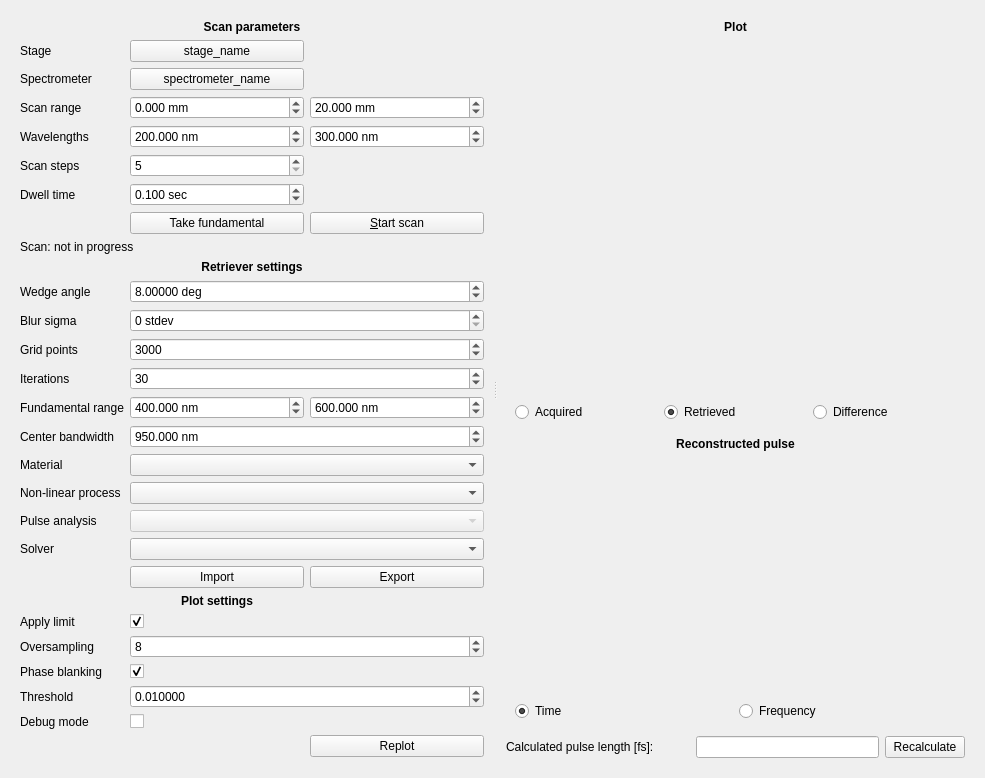
slactjohnson/las-dispersion-scan, file las_dispersion_scan/ui/main.ui: the form before one commit.
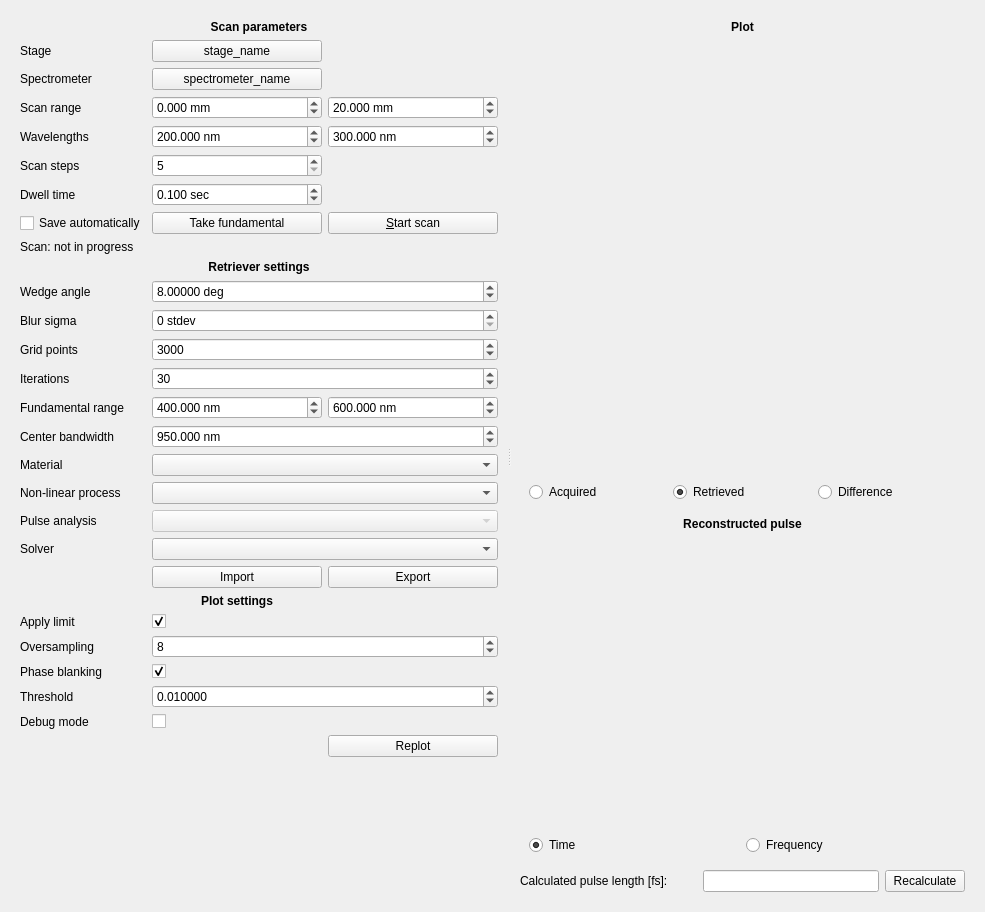
The form after the commit. Custom widgets are drawn as their Qt base class.

Commit message: ENH: some autosave functionality

```diff
--- a/las_dispersion_scan/ui/main.ui
+++ b/las_dispersion_scan/ui/main.ui
@@ -7,7 +7,7 @@
     <x>0</x>
     <y>0</y>
     <width>985</width>
-    <height>778</height>
+    <height>912</height>
    </rect>
   </property>
   <property name="windowTitle">
@@ -173,7 +173,7 @@
        <item row="28" column="1" colspan="2">
         <widget class="QDoubleSpinBox" name="phase_blanking_threshold_spinbox">
          <property name="suffix">
-          <string> </string>
+          <string/>
          </property>
          <property name="decimals">
           <number>6</number>
@@ -895,6 +895,16 @@
          </property>
         </widget>
        </item>
+       <item row="7" column="0">
+        <widget class="QCheckBox" name="save_automatically_checkbox">
+         <property name="toolTip">
+          <string>Save scan data automatically (in npz format) to the specified directory</string>
+         </property>
+         <property name="text">
+          <string>Save automatically</string>
+         </property>
+        </widget>
+       </item>
       </layout>
      </widget>
      <widget class="QFrame" name="right_frame">
```
Left out of the diff: 17 changed lines with no effect on the pictures. The commit also changes 1 other file.
